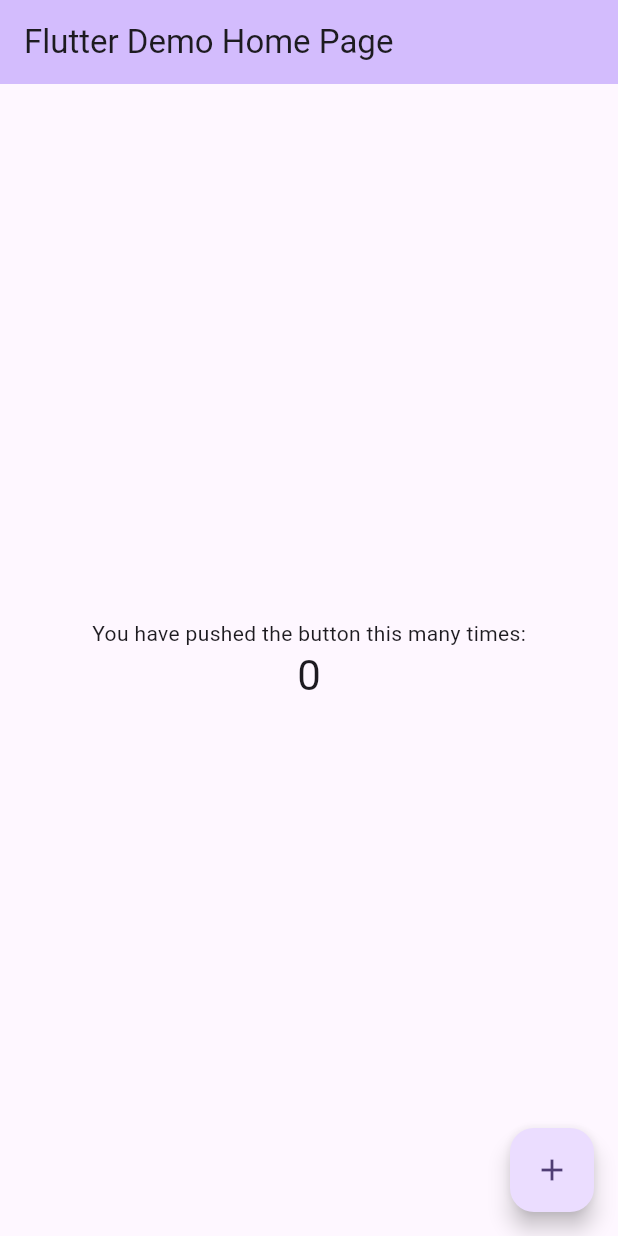
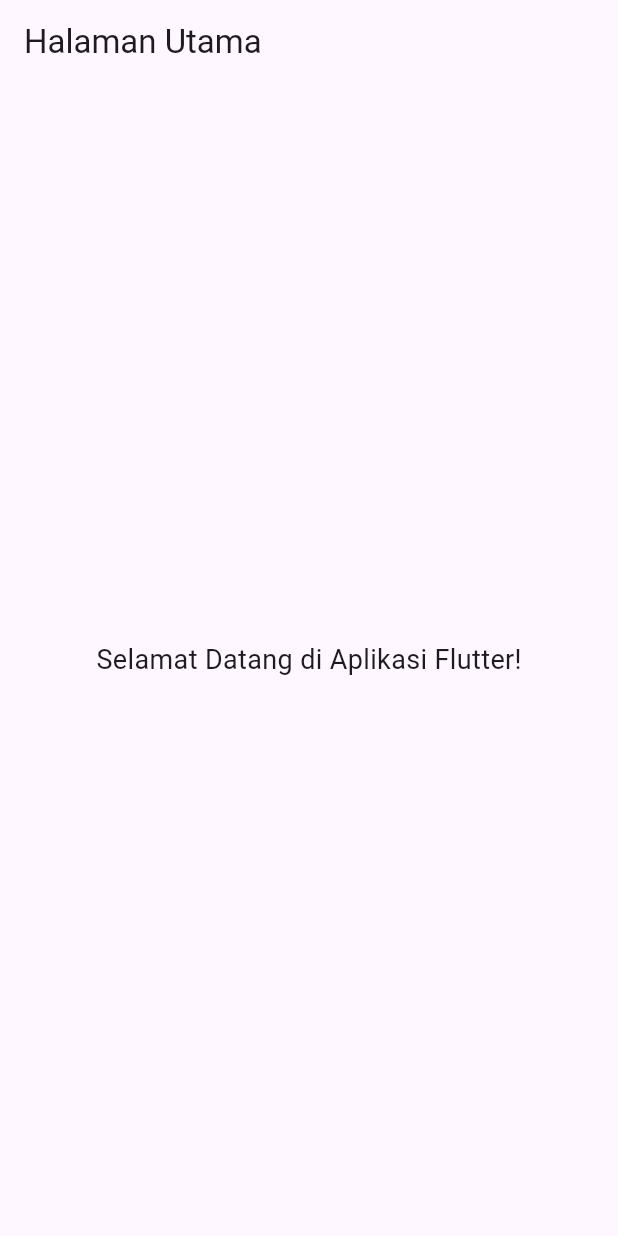
Before and after one commit to Mison1212/splash-screen, a Flutter app: the screen it shows after launch, on a phone screen of 412 x 824 dp. Run offline on Flutter 3.47's test engine with Material 3 defaults, Android fonts, the phone set to English and light mode, and no system bars.

Commit message:
create page utama dan theme

```diff
--- a/lib/main.dart
+++ b/lib/main.dart
@@ -4,119 +4,40 @@ void main() {
   runApp(const MyApp());
 }
 
+// menggunakan shortcut: stless + Tab
 class MyApp extends StatelessWidget {
   const MyApp({super.key});
 
-  // This widget is the root of your application.
   @override
   Widget build(BuildContext context) {
     return MaterialApp(
-      title: 'Flutter Demo',
+      title: 'Aplikasi NIM 225410123', // ganti dengan NIM kamu
       theme: ThemeData(
-        // This is the theme of your application.
-        //
-        // TRY THIS: Try running your application with "flutter run". You'll see
-        // the application has a purple toolbar. Then, without quitting the app,
-        // try changing the seedColor in the colorScheme below to Colors.green
-        // and then invoke "hot reload" (save your changes or press the "hot
-        // reload" button in a Flutter-supported IDE, or press "r" if you used
-        // the command line to start the app).
-        //
-        // Notice that the counter didn't reset back to zero; the application
-        // state is not lost during the reload. To reset the state, use hot
-        // restart instead.
-        //
-        // This works for code too, not just values: Most code changes can be
-        // tested with just a hot reload.
-        colorScheme: ColorScheme.fromSeed(seedColor: Colors.deepPurple),
+        primarySwatch: Colors.deepPurple,
+        brightness: Brightness.light,
       ),
-      home: const MyHomePage(title: 'Flutter Demo Home Page'),
+      home: const HomePage(),
+      debugShowCheckedModeBanner: false,
     );
   }
 }
 
-class MyHomePage extends StatefulWidget {
-  const MyHomePage({super.key, required this.title});
-
-  // This widget is the home page of your application. It is stateful, meaning
-  // that it has a State object (defined below) that contains fields that affect
-  // how it looks.
-
-  // This class is the configuration for the state. It holds the values (in this
-  // case the title) provided by the parent (in this case the App widget) and
-  // used by the build method of the State. Fields in a Widget subclass are
-  // always marked "final".
-
-  final String title;
-
-  @override
-  State<MyHomePage> createState() => _MyHomePageState();
-}
-
-class _MyHomePageState extends State<MyHomePage> {
-  int _counter = 0;
-
-  void _incrementCounter() {
-    setState(() {
-      // This call to setState tells the Flutter framework that something has
-      // changed in this State, which causes it to rerun the build method below
-      // so that the display can reflect the updated values. If we changed
-      // _counter without calling setState(), then the build method would not be
-      // called again, and so nothing would appear to happen.
-      _counter++;
-    });
-  }
+// contoh halaman utama sederhana
+class HomePage extends StatelessWidget {
+  const HomePage({super.key});
 
   @override
   Widget build(BuildContext context) {
-    // This method is rerun every time setState is called, for instance as done
-    // by the _incrementCounter method above.
-    //
-    // The Flutter framework has been optimized to make rerunning build methods
-    // fast, so that you can just rebuild anything that needs updating rather
-    // than having to individually change instances of widgets.
     return Scaffold(
       appBar: AppBar(
-        // TRY THIS: Try changing the color here to a specific color (to
-        // Colors.amber, perhaps?) and trigger a hot reload to see the AppBar
-        // change color while the other colors stay the same.
-        backgroundColor: Theme.of(context).colorScheme.inversePrimary,
-        // Here we take the value from the MyHomePage object that was created by
-        // the App.build method, and use it to set our appbar title.
-        title: Text(widget.title),
+        title: const Text('Halaman Utama'),
       ),
-      body: Center(
-        // Center is a layout widget. It takes a single child and positions it
-        // in the middle of the parent.
-        child: Column(
-          // Column is also a layout widget. It takes a list of children and
-          // arranges them vertically. By default, it sizes itself to fit its
-          // children horizontally, and tries to be as tall as its parent.
-          //
-          // Column has various properties to control how it sizes itself and
-          // how it positions its children. Here we use mainAxisAlignment to
-          // center the children vertically; the main axis here is the vertical
-          // axis because Columns are vertical (the cross axis would be
-          // horizontal).
-          //
-          // TRY THIS: Invoke "debug painting" (choose the "Toggle Debug Paint"
-          // action in the IDE, or press "p" in the console), to see the
-          // wireframe for each widget.
-          mainAxisAlignment: MainAxisAlignment.center,
-          children: <Widget>[
-            const Text('You have pushed the button this many times:'),
-            Text(
-              '$_counter',
-              style: Theme.of(context).textTheme.headlineMedium,
-            ),
-          ],
+      body: const Center(
+        child: Text(
+          'Selamat Datang di Aplikasi Flutter!',
+          style: TextStyle(fontSize: 18),
         ),
       ),
-      floatingActionButton: FloatingActionButton(
-        onPressed: _incrementCounter,
-        tooltip: 'Increment',
-        child: const Icon(Icons.add),
-      ), // This trailing comma makes auto-formatting nicer for build methods.
     );
   }
 }
```
Also changed, not shown: lib/screen/splash_screen_1.dart (added).
